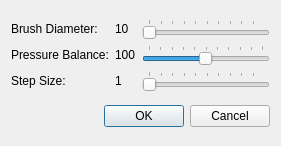
Above: designer/PencilOptionsDialogUi.ui from skitzycat/beedraw before the change. Below: the same form after it.
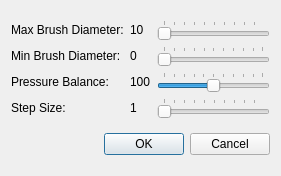
That is the form after the change.

What changed in the file:
```diff
--- a/designer/PencilOptionsDialogUi.ui
+++ b/designer/PencilOptionsDialogUi.ui
@@ -6,7 +6,7 @@
     <x>0</x>
     <y>0</y>
     <width>281</width>
-    <height>146</height>
+    <height>176</height>
    </rect>
   </property>
   <property name="windowTitle" >
@@ -18,18 +18,18 @@
      <item row="0" column="0" >
       <widget class="QLabel" name="label" >
        <property name="text" >
-        <string>Brush Diameter:</string>
+        <string>Max Brush Diameter:</string>
        </property>
       </widget>
      </item>
-     <item row="1" column="0" >
+     <item row="2" column="0" >
       <widget class="QLabel" name="label_2" >
        <property name="text" >
         <string>Pressure Balance:</string>
        </property>
       </widget>
      </item>
-     <item row="1" column="2" >
+     <item row="2" column="2" >
       <widget class="QSlider" name="pressurebalance" >
        <property name="minimum" >
         <number>1</number>
@@ -51,7 +51,7 @@
        </property>
       </widget>
      </item>
-     <item row="2" column="0" >
+     <item row="3" column="0" >
       <widget class="QLabel" name="label_3" >
        <property name="text" >
         <string>Step Size:</string>
@@ -65,14 +65,14 @@
        </property>
       </widget>
      </item>
-     <item row="1" column="1" >
+     <item row="2" column="1" >
       <widget class="QLabel" name="pressurebalancedisplay" >
        <property name="text" >
         <string>100</string>
        </property>
       </widget>
      </item>
-     <item row="2" column="1" >
+     <item row="3" column="1" >
       <widget class="QLabel" name="stepsizedisplay" >
        <property name="text" >
         <string>1</string>
@@ -95,7 +95,7 @@
        </property>
       </widget>
      </item>
-     <item row="2" column="2" >
+     <item row="3" column="2" >
       <widget class="QSlider" name="stepsize" >
        <property name="minimum" >
         <number>1</number>
@@ -108,6 +108,30 @@
        </property>
       </widget>
      </item>
+     <item row="1" column="2" >
+      <widget class="QSlider" name="horizontalSlider" >
+       <property name="orientation" >
+        <enum>Qt::Horizontal</enum>
+       </property>
+       <property name="tickPosition" >
+        <enum>QSlider::TicksAbove</enum>
+       </property>
+      </widget>
+     </item>
+     <item row="1" column="1" >
+      <widget class="QLabel" name="minbrushradiusdisplay" >
+       <property name="text" >
+        <string>0</string>
+       </property>
+      </widget>
+     </item>
+     <item row="1" column="0" >
+      <widget class="QLabel" name="label_5" >
+       <property name="text" >
+        <string>Min Brush Diameter:</string>
+       </property>
+      </widget>
+     </item>
     </layout>
    </item>
    <item>
```
